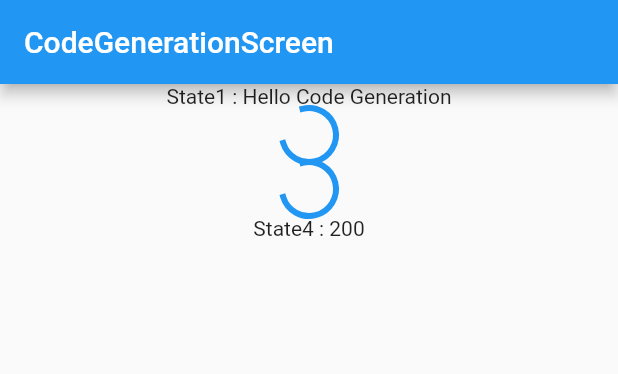
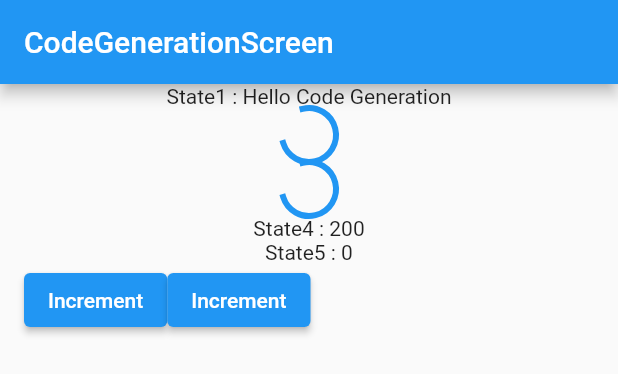
Before and after one commit to seoyoon513/flutter_riverpod_example, a Flutter app: the CodeGenerationScreen widget shown alone on an empty page, opened directly, on a phone screen of 412 x 824 dp. Shown: the top 374 px of the screen. Run offline on Flutter 3.47's test engine with Material 2 defaults, Android fonts, the phone set to English and light mode, and no system bars; our stand-ins replace flutter_riverpod, riverpod_annotation; generated files the repository leaves out were written again.

Commit message:
[feat] StateNotifierProvider 코드제너레이션으로 생성

```diff
--- a/lib/riverpod/code_generation_provider.dart
+++ b/lib/riverpod/code_generation_provider.dart
@@ -63,3 +63,22 @@ int gStateMultiply(GStateMultiplyRef ref, {
 }) {
   return number1 * number2;
 }
+
+
+/// StateNotifier Provider 코드 제너레이션 명시적 구현
+@riverpod
+class GStateNotifier extends _$GStateNotifier {
+  // 초기 상태값 지정
+  @override
+  int build() {
+    return 0;
+  }
+
+  increment() {
+    state ++;
+  }
+
+  decrement() {
+    state --;
+  }
+}
--- a/lib/screen/code_generation_screen.dart
+++ b/lib/screen/code_generation_screen.dart
@@ -15,6 +15,7 @@ class CodeGenerationScreen extends ConsumerWidget {
       number1: 10,
       number2: 20,
     ));
+    final state5 = ref.watch(gStateNotifierProvider);
 
     return DefaultLayout(
       title: 'CodeGenerationScreen',
@@ -51,7 +52,22 @@ class CodeGenerationScreen extends ConsumerWidget {
               child: CircularProgressIndicator(),
             ),
           ),
-          Text('State4 : $state4')
+          Text('State4 : $state4'),
+          Text('State5 : $state5'),
+          Row(
+            children: [
+              ElevatedButton(
+                  onPressed: () {
+                    ref.read(gStateNotifierProvider.notifier).increment();
+                  },
+                  child: Text('Increment')),
+              ElevatedButton(
+                  onPressed: () {
+                    ref.read(gStateNotifierProvider.notifier).decrement();
+                  },
+                  child: Text('Increment'))
+            ],
+          )
         ],
       ),
     );
```
Also changed, not shown: lib/riverpod/code_generation_provider.g.dart.
